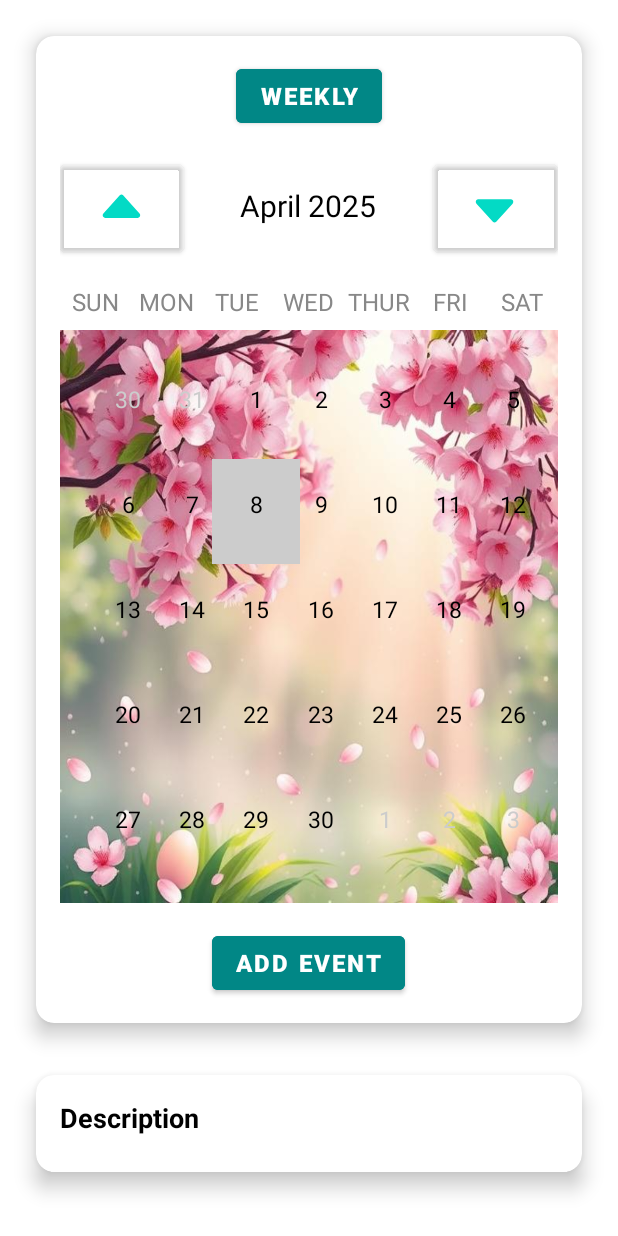
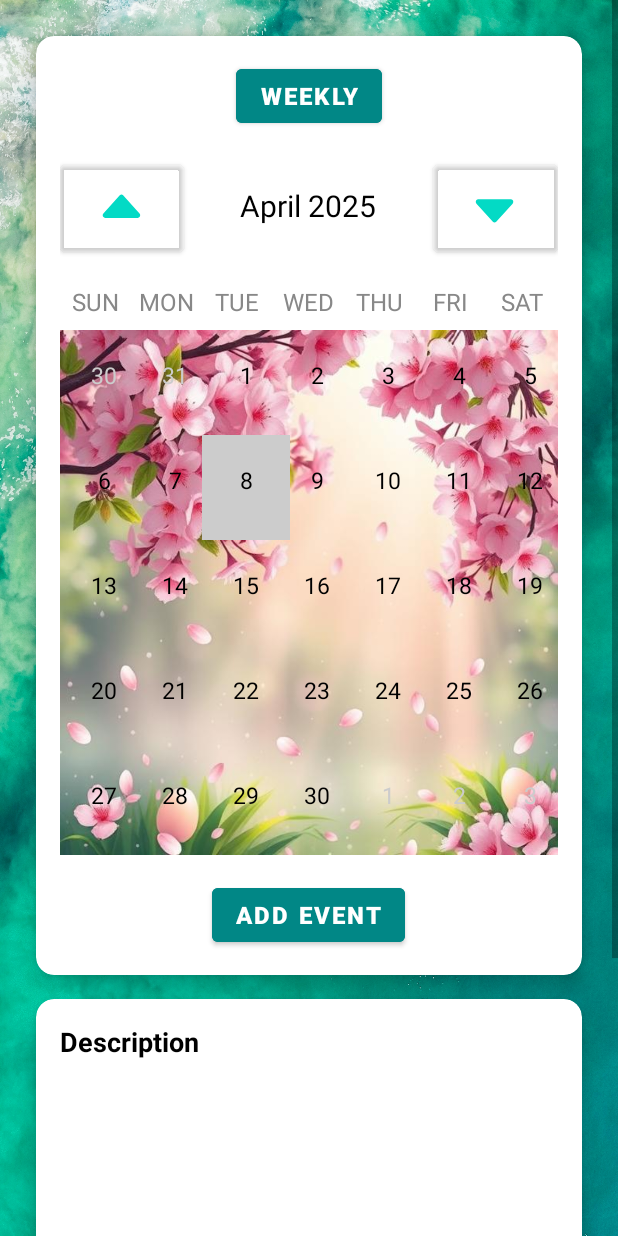
Before and after one commit to jvillanueva3651/HabitGuard, an Android app: the fragment MonthlyViewActivity shown on its own in the app's theme, on a phone screen of 412 x 824 dp. Run offline under Robolectric (Android 15) with nearby library versions, the phone set to English and light mode, and no system bars; our stand-ins replace Firebase (no records; nobody signed in at launch, a user with empty details on screens opened directly).

Commit message:
Minor change for some syntax, fixed the miss alignment view

```diff
--- a/app/src/main/java/com/washburn/habitguard/ui/calendar/CalendarAdapter.kt
+++ b/app/src/main/java/com/washburn/habitguard/ui/calendar/CalendarAdapter.kt
@@ -1,4 +1,5 @@
 package com.washburn.habitguard.ui.calendar
+
 
 import android.annotation.SuppressLint
 import android.graphics.Color
@@ -33,7 +34,7 @@ class CalendarAdapter(
         val cellWidth = displayMetrics.widthPixels / 7
         val cellHeight = (cellWidth * 1.2).toInt()
 
-        // Set fixed height for each cell (1/6th of parent height)
+        // Set fixed height for each cell
         view.layoutParams = RecyclerView.LayoutParams(
             cellWidth,
             cellHeight
--- a/app/src/main/java/com/washburn/habitguard/ui/calendar/EventEditActivity.kt
+++ b/app/src/main/java/com/washburn/habitguard/ui/calendar/EventEditActivity.kt
@@ -31,6 +31,7 @@ import com.washburn.habitguard.databinding.ActivityEventEditBinding
 import com.washburn.habitguard.ui.calendar.CalendarUtils.formattedDate
 import com.washburn.habitguard.ui.calendar.CalendarUtils.formattedShortTime
 import com.washburn.habitguard.ui.calendar.CalendarUtils.selectedDate
+import com.washburn.habitguard.ui.finance.Transaction
 import java.util.*
 import java.time.LocalTime
 import java.text.NumberFormat
--- a/app/src/main/java/com/washburn/habitguard/ui/calendar/MonthlyViewActivity.kt
+++ b/app/src/main/java/com/washburn/habitguard/ui/calendar/MonthlyViewActivity.kt
@@ -28,8 +28,6 @@ import com.washburn.habitguard.ui.calendar.CalendarUtils.selectedDate
 class MonthlyViewActivity : Fragment(), OnItemListener {
 
     private lateinit var binding: FragmentCalendarBinding
-
-    private lateinit var calendarAdapter: CalendarAdapter // Updated Monthly date view
 
     private lateinit var eventAdapter: EventAdapter // Updated Event view
 
@@ -138,7 +136,7 @@ class MonthlyViewActivity : Fragment(), OnItemListener {
             }
         )
 
-        calendarAdapter = CalendarAdapter(
+        binding.calendarRecyclerView.adapter = CalendarAdapter(
             daysInMonthArray(),
             this,
             allEvents.map { (_, eventData) ->
@@ -149,8 +147,6 @@ class MonthlyViewActivity : Fragment(), OnItemListener {
                 )
             }
         )
-
-        binding.calendarRecyclerView.adapter = calendarAdapter
     }
 
     private fun setEventAdapter() {
--- a/app/src/main/res/layout/activity_daily_calendar.xml
+++ b/app/src/main/res/layout/activity_daily_calendar.xml
@@ -4,7 +4,7 @@
     xmlns:tools="http://schemas.android.com/tools"
     android:layout_width="match_parent"
     android:layout_height="match_parent"
-    android:background="@color/white"
+    android:background="@drawable/bg_week_daily"
     tools:context=".ui.calendar.DailyViewActivity">
 
     <!-- Main CardView for Date Navigation and New Event Button -->
@@ -122,7 +122,7 @@
             <ListView
                 android:id="@+id/hourListView"
                 android:layout_width="match_parent"
-                android:layout_height="match_parent"
+                android:layout_height="wrap_content"
                 android:layout_marginTop="8dp" />
         </LinearLayout>
 
--- a/app/src/main/res/layout/activity_week_view.xml
+++ b/app/src/main/res/layout/activity_week_view.xml
@@ -5,6 +5,7 @@
     xmlns:tools="http://schemas.android.com/tools"
     android:layout_width="match_parent"
     android:layout_height="match_parent"
+    android:background="@drawable/bg_week_daily"
     tools:context=".ui.calendar.MonthlyViewActivity">
 
     <androidx.cardview.widget.CardView
@@ -117,7 +118,7 @@
                     android:layout_width="0dp"
                     android:layout_height="wrap_content"
                     android:layout_weight="1"
-                    android:text="@string/thur_activity_week_view"
+                    android:text="@string/thu_activity_week_view"
                     android:textAlignment="center"
                     android:textSize="16sp" />
 
--- a/app/src/main/res/layout/fragment_calendar.xml
+++ b/app/src/main/res/layout/fragment_calendar.xml
@@ -6,6 +6,7 @@
     android:layout_width="match_parent"
     android:layout_height="match_parent"
     android:fillViewport="true"
+    android:background="@drawable/bg_calendar"
     tools:context=".ui.calendar.MonthlyViewActivity">
 
     <androidx.constraintlayout.widget.ConstraintLayout
@@ -37,11 +38,10 @@
                     android:layout_height="wrap_content"
                     android:layout_gravity="center"
                     android:backgroundTint="@color/teal_700"
-                    android:text="Weekly"
+                    android:text="@string/weeklyActionButton_fragment_calendar"
                     android:textColor="@color/white"
                     android:textSize="16sp"
-                    android:textStyle="bold"
-                    tools:ignore="HardcodedText" />
+                    android:textStyle="bold" />
 
                 <LinearLayout
                     android:layout_width="match_parent"
@@ -64,11 +64,10 @@
                         android:layout_width="0dp"
                         android:layout_height="wrap_content"
                         android:layout_weight="2"
-                        android:text="Jun 2003"
+                        android:text="@string/monthYearTV_activity_week_view"
                         android:textAlignment="center"
                         android:textColor="@color/black"
-                        android:textSize="20sp"
-                        tools:ignore="HardcodedText" />
+                        android:textSize="20sp" />
 
                     <com.google.android.material.button.MaterialButton
                         android:id="@+id/nextMonthButton"
@@ -91,93 +90,86 @@
                         android:layout_width="0dp"
                         android:layout_height="wrap_content"
                         android:layout_weight="1"
-                        android:text="SUN"
+                        android:text="@string/sun_activity_week_view"
                         android:textAlignment="center"
                         android:textColor="@color/gray"
-                        android:textSize="16sp"
-                        tools:ignore="HardcodedText" />
+                        android:textSize="16sp" />
 
                     <TextView
                         android:layout_width="0dp"
                         android:layout_height="wrap_content"
                         android:layout_weight="1"
-                        android:text="MON"
+                        android:text="@string/mon_activity_week_view"
                         android:textAlignment="center"
                         android:textColor="@color/gray"
-                        android:textSize="16sp"
-                        tools:ignore="HardcodedText" />
+                        android:textSize="16sp" />
 
                     <TextView
                         android:layout_width="0dp"
                         android:layout_height="wrap_content"
                         android:layout_weight="1"
-                        android:text="TUE"
+                        android:text="@string/tue_activity_week_view"
                         android:textAlignment="center"
                         android:textColor="@color/gray"
-                        android:textSize="16sp"
-                        tools:ignore="HardcodedText" />
+                        android:textSize="16sp" />
 
                     <TextView
                         android:layout_width="0dp"
                         android:layout_height="wrap_content"
                         android:layout_weight="1"
-                        android:text="WED"
+                        android:text="@string/wed_activity_week_view"
                         android:textAlignment="center"
                         android:textColor="@color/gray"
-                        android:textSize="16sp"
-                        tools:ignore="HardcodedText" />
+                        android:textSize="16sp" />
 
                     <TextView
                         android:layout_width="0dp"
                         android:layout_height="wrap_content"
                         android:layout_weight="1"
-                        android:text="THUR"
+                        android:text="@string/thu_activity_week_view"
                         android:textAlignment="center"
                         android:textColor="@color/gray"
-                        android:textSize="16sp"
-                        tools:ignore="HardcodedText" />
+                        android:textSize="16sp" />
 
                     <TextView
                         android:layout_width="0dp"
                         android:layout_height="wrap_content"
                         android:layout_weight="1"
-                        android:text="FRI"
+                        android:text="@string/fri_activity_week_view"
                         android:textAlignment="center"
                         android:textColor="@color/gray"
-                        android:textSize="16sp"
-                        tools:ignore="HardcodedText" />
+                        android:textSize="16sp" />
 
                     <TextView
                         android:layout_width="0dp"
                         android:layout_height="wrap_content"
                         android:layout_weight="1"
-                        android:text="SAT"
+                        android:text="@string/sat_activity_week_view"
                         android:textAlignment="center"
                         android:textColor="@color/gray"
-                        android:textSize="16sp"
-                        tools:ignore="HardcodedText" />
+                        android:textSize="16sp" />
                 </LinearLayout>
 
                 <androidx.recyclerview.widget.RecyclerView
                     android:id="@+id/calendarRecyclerView"
                     android:layout_width="wrap_content"
                     android:layout_height="wrap_content"
-                    android:background="?attr/selectableItemBackground"
-                    android:padding="16dp"
-                    android:clipToPadding="false" />
+                    android:background="?attr/selectableItemBackground" />
+
                 <Button
                     android:id="@+id/addDotButton"
                     android:layout_width="wrap_content"
                     android:layout_height="wrap_content"
                     android:layout_marginTop="16dp"
-                    android:text="Add Event"
+                    android:text="@string/addDotButton_fragment_calendar"
                     android:layout_gravity="center"
                     android:backgroundTint="@color/teal_700"
                     android:textColor="@color/white"
                     android:textSize="16sp"
-                    android:textStyle="bold"
-                    tools:ignore="HardcodedText" />
+                    android:textStyle="bold" />
+
             </LinearLayout>
+
         </androidx.cardview.widget.CardView>
 
         <!-- New Description CardView -->
@@ -206,18 +198,18 @@
                     android:id="@+id/descriptionTitle"
                     android:layout_width="match_parent"
                     android:layout_height="wrap_content"
-                    android:text="Description"
+                    android:text="@string/description_fragment_calendar"
                     android:textColor="@color/black"
                     android:textSize="18sp"
                     android:textStyle="bold"
-                    android:layout_marginBottom="8dp"
-                    tools:ignore="HardcodedText" />
-
+                    android:layout_marginBottom="8dp" />
 
                 <androidx.recyclerview.widget.RecyclerView
                     android:id="@+id/itemsRecyclerView"
                     android:layout_width="match_parent"
-                    android:layout_height="wrap_content" />
+                    android:layout_height="300dp"
+                    android:layout_marginTop="8dp"
+                    android:nestedScrollingEnabled="true" />
 
             </LinearLayout>
 
--- a/app/src/main/res/values/strings.xml
+++ b/app/src/main/res/values/strings.xml
@@ -10,6 +10,8 @@
     <string name="date_format">Date: %s</string>
 
     <string name="default_web_client_id">1039653439392-ghjgk0v9hs69e4go99hv4rflsgehcgnk.apps.googleusercontent.com</string>
+    <string name="gemini_api_key">AIzaSyC3FwsSBaS_eDHHvXFy_Kh3d5F_sD7ECpc</string>
+
 
     <!-- Wierd to suppress the warning but it works -->
     <string name="event_with_time_format">%1$s (%2$s)</string>
@@ -60,7 +62,7 @@
     <string name="mon_activity_week_view">MON</string>
     <string name="tue_activity_week_view">TUE</string>
     <string name="wed_activity_week_view">WED</string>
-    <string name="thur_activity_week_view">THUR</string>
+    <string name="thu_activity_week_view">THU</string>
     <string name="fri_activity_week_view">FRI</string>
     <string name="sat_activity_week_view">SAT</string>
     <string name="newEventButton__activity_week_view">New Event</string>
@@ -148,6 +150,9 @@
     <string name="birthdayEditText_activity_profile_edit">Select birthday</string>
     <string name="tags_comma_separated_activity_event_edit">Tags (comma-separated)</string>
     <string name="tagsEditText_activity_event_edit">e.g., Groceries, Transport</string>
+    <string name="weeklyActionButton_fragment_calendar">Weekly</string>
+    <string name="addDotButton_fragment_calendar">Add Event</string>
+    <string name="description_fragment_calendar">Description</string>
 
 
 </resources>
```
Also changed, not shown: app/src/main/AndroidManifest.xml (+7 -6 lines), app/src/main/java/com/washburn/habitguard/CameraHelper.kt (+8 -0 lines), app/src/main/res/drawable/bg_calendar.jpg (added), 1 other file.
